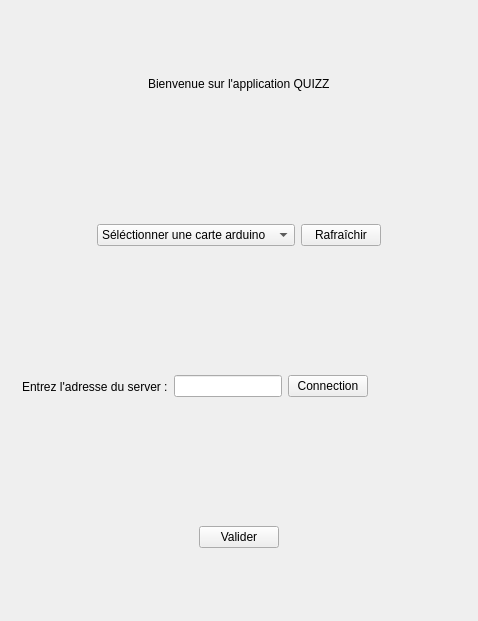
BaptisteMagoni/Projet_escape_bts_7_quizz, file Programmation/Application/Escape_Quiz_Projet_BTS/mainwindow.ui: the form before one commit.
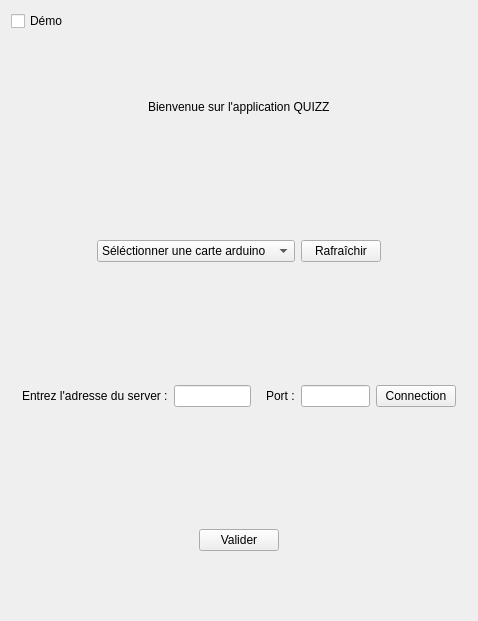
The form after the commit.

Commit message: Mise en place du mode demo

```diff
--- a/Programmation/Application/Escape_Quiz_Projet_BTS/mainwindow.ui
+++ b/Programmation/Application/Escape_Quiz_Projet_BTS/mainwindow.ui
@@ -15,6 +15,13 @@
   </property>
   <widget class="QWidget" name="ApplicationGlobale">
    <layout class="QVBoxLayout" name="verticalLayout_2">
+    <item>
+     <widget class="QCheckBox" name="checkBox_demo">
+      <property name="text">
+       <string>Démo</string>
+      </property>
+     </widget>
+    </item>
     <item>
      <widget class="QWidget" name="ZoneLabel" native="true">
       <layout class="QHBoxLayout" name="horizontalLayout">
@@ -133,6 +140,48 @@
        <item>
         <widget class="QLineEdit" name="lineEdit_address_socket"/>
        </item>
+       <item>
+        <spacer name="horizontalSpacer">
+         <property name="orientation">
+          <enum>Qt::Horizontal</enum>
+         </property>
+         <property name="sizeHint" stdset="0">
+          <size>
+           <width>40</width>
+           <height>20</height>
+          </size>
+         </property>
+        </spacer>
+       </item>
+       <item>
+        <widget class="QLabel" name="label_2">
+         <property name="text">
+          <string>Port :</string>
+         </property>
+        </widget>
+       </item>
+       <item>
+        <widget class="QLineEdit" name="lineEdit_port">
+         <property name="minimumSize">
+          <size>
+           <width>0</width>
+           <height>0</height>
+          </size>
+         </property>
+         <property name="maximumSize">
+          <size>
+           <width>100</width>
+           <height>16777215</height>
+          </size>
+         </property>
+         <property name="baseSize">
+          <size>
+           <width>0</width>
+           <height>0</height>
+          </size>
+         </property>
+        </widget>
+       </item>
        <item>
         <widget class="QPushButton" name="pushButton_connection_socket">
          <property name="text">
@@ -140,19 +189,6 @@
          </property>
         </widget>
        </item>
-       <item>
-        <spacer name="horizontalSpacer">
-         <property name="orientation">
-          <enum>Qt::Horizontal</enum>
-         </property>
-         <property name="sizeHint" stdset="0">
-          <size>
-           <width>40</width>
-           <height>20</height>
-          </size>
-         </property>
-        </spacer>
-       </item>
       </layout>
      </widget>
     </item>
```
The commit also changes 37 other files.
